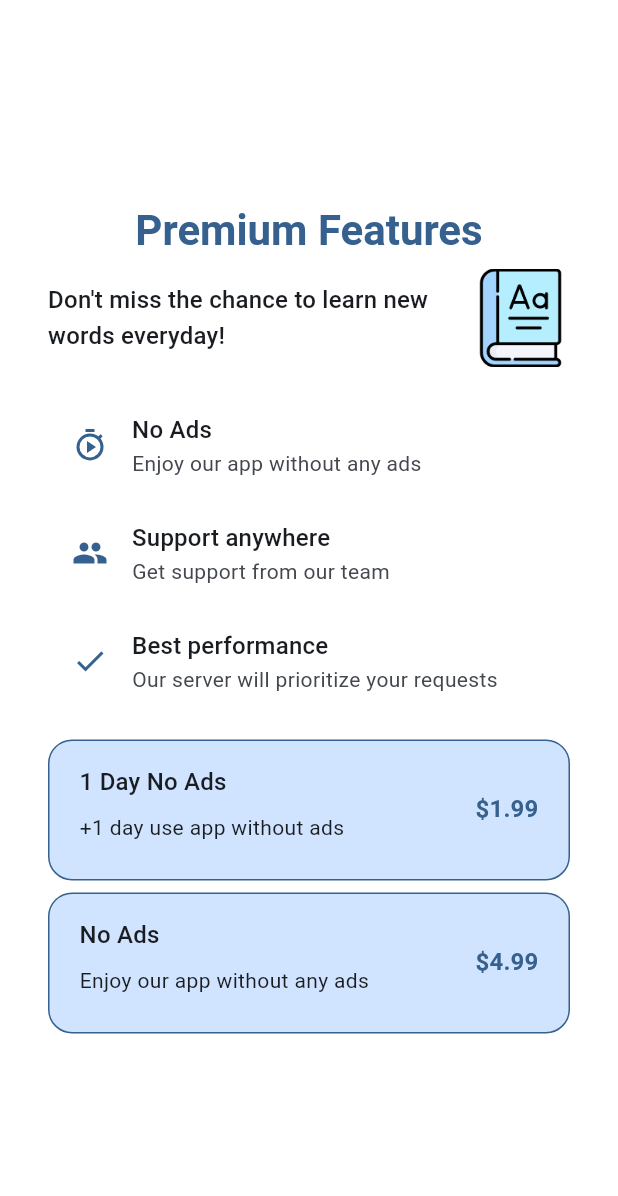
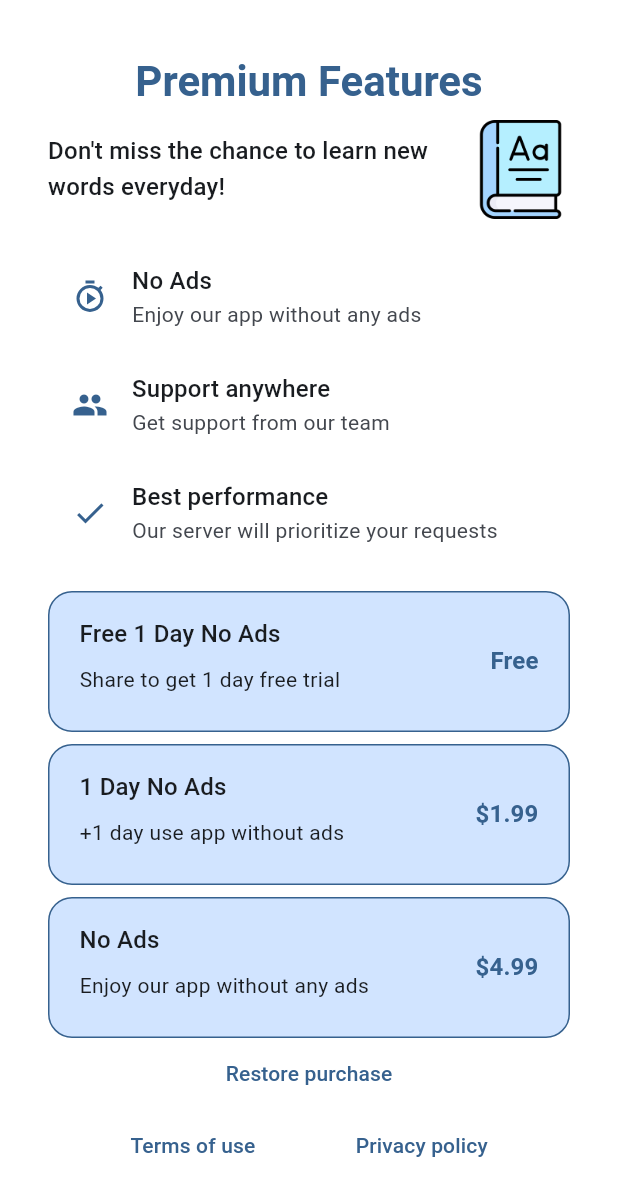
Before and after one commit to thanhlongzzz/grammar_polisher, a Flutter app: the PaywallDialog widget shown alone on an empty page, opened directly, on a phone screen of 412 x 824 dp. Shown: the top 1196 px of the screen. Run offline on Flutter 3.47's test engine with Material 3 defaults, Android fonts, the phone set to English and light mode, and no system bars; our stand-ins replace audioplayers, bloc, connectivity_plus, dartz, dio, firebase_analytics and 20 more; missing offline and left inert: amplitude_flutter, app_settings, flash_card, swipeable_page_route; accounts and stored records are empty; generated files the repository leaves out were written again; statements that could not run were skipped; project files that could hold a hidden picture were left out.

Commit message:
feat: share

```diff
--- a/lib/ui/blocs/iap/iap_bloc.dart
+++ b/lib/ui/blocs/iap/iap_bloc.dart
@@ -120,7 +120,7 @@ class IapBloc extends Bloc<IapEvent, IapState> {
   _onPurchaseProduct(_PurchaseProduct event, Emitter<IapState> emit) async {
     debugPrint('IapBloc -> _onPurchaseProduct -> purchasing: ${event.id}');
     emit(state.copyWith(isLoading: true));
-    if (appFlavor != 'production') {
+    if (appFlavor != 'production' || event.isFree) {
       await Future.delayed(const Duration(seconds: 3));
       _processPurchase(event.id);
       return;
--- a/lib/ui/blocs/iap/iap_event.dart
+++ b/lib/ui/blocs/iap/iap_event.dart
@@ -4,6 +4,6 @@ part of 'iap_bloc.dart';
 class IapEvent with _$IapEvent {
   const factory IapEvent.listenForPurchases() = _ListenForPurchases;
   const factory IapEvent.restorePurchases() = _RestorePurchases;
-  const factory IapEvent.purchaseProduct(String id) = _PurchaseProduct;
+  const factory IapEvent.purchaseProduct(String id, {@Default(false) bool isFree}) = _PurchaseProduct;
   const factory IapEvent.emitState(IapState state) = _EmitState;
 }
--- a/lib/ui/commons/paywall_dialog.dart
+++ b/lib/ui/commons/paywall_dialog.dart
@@ -1,10 +1,15 @@
+import 'package:amplitude_flutter/amplitude.dart';
+import 'package:amplitude_flutter/events/base_event.dart';
 import 'package:flutter/material.dart';
 import 'package:flutter_bloc/flutter_bloc.dart';
-import 'package:flutter_svg/flutter_svg.dart';
 import 'package:go_router/go_router.dart';
 import 'package:grammar_polisher/utils/extensions/list_extension.dart';
+import 'package:share_plus/share_plus.dart';
+import 'package:url_launcher/url_launcher.dart';
 
+import '../../configs/di.dart';
 import '../../generated/assets.dart';
+import '../../utils/global_values.dart';
 import '../blocs/iap/iap_bloc.dart';
 import 'paywall_button.dart';
 import 'paywall_page.dart';
@@ -19,6 +24,7 @@ class PaywallDialog extends StatefulWidget {
 class _PaywallDialogState extends State<PaywallDialog> {
   static const primaryId = String.fromEnvironment("PRIMARY_PRODUCT_ID");
   static const secondaryId = String.fromEnvironment("SECONDARY_PRODUCT_ID");
+  final _amplitude = DI().sl<Amplitude>();
 
   @override
   Widget build(BuildContext context) {
@@ -65,11 +71,35 @@ class _PaywallDialogState extends State<PaywallDialog> {
                 ),
                 PaywallPage(),
                 SizedBox(height: 2 * spacing),
+                if (!GlobalValues.isShowFreeTrial) PaywallButton(
+                  name: "Free 1 Day No Ads",
+                  description: "Share to get 1 day free trial",
+                  price: "Free",
+                  onTap: () async {
+                    _amplitude.track(BaseEvent('paywall_dialog_share'));
+                    final result = await Share.share(
+                      '''🚀 Master English with 6000 Oxford Words! 📚✨
+Boost your vocabulary with:
+  ✅ 6000 Oxford Words – Learn essential English words
+  ✅ Flashcards – Easy and effective memorization
+  ✅ Notification Reminders – Never miss a learning session
+Start your journey to fluent English today! 🔥📖
+👉 ${const String.fromEnvironment("APP_URL")}''',
+                    );
+                    if (result.status == ShareResultStatus.success && context.mounted) {
+                      GlobalValues.isShowFreeTrial = true;
+                      context.read<IapBloc>().add(IapEvent.purchaseProduct(secondaryId, isFree: true));
+                      context.pop();
+                    }
+                  },
+                ),
+                SizedBox(height: spacing),
                 PaywallButton(
                   name: "1 Day No Ads",
                   description: "+1 day use app without ads",
                   price: secondaryPrice,
                   onTap: () {
+                    _amplitude.track(BaseEvent('paywall_dialog_purchase_product'));
                     context.read<IapBloc>().add(IapEvent.purchaseProduct(secondaryId));
                     context.pop();
                   },
@@ -80,9 +110,18 @@ class _PaywallDialogState extends State<PaywallDialog> {
                   description: "Enjoy our app without any ads",
                   price: primaryPrice,
                   onTap: () {
+                    _amplitude.track(BaseEvent('paywall_dialog_purchase_product'));
                     context.read<IapBloc>().add(IapEvent.purchaseProduct(primaryId));
                     context.pop();
                   },
+                ),
+                TextButton(onPressed: () => _onRestorePurchase(context), child: Text("Restore purchase")),
+                Row(
+                  mainAxisAlignment: MainAxisAlignment.spaceEvenly,
+                  children: [
+                    TextButton(onPressed: _openTermsOfUse, child: Text("Terms of use")),
+                    TextButton(onPressed: _openPrivacyPolicy, child: Text("Privacy policy")),
+                  ],
                 ),
               ],
             ),
@@ -91,4 +130,32 @@ class _PaywallDialogState extends State<PaywallDialog> {
       },
     );
   }
+
+  @override
+  void initState() {
+    super.initState();
+    _amplitude.track(BaseEvent('paywall_dialog_open'));
+  }
+
+  @override
+  void dispose() {
+    _amplitude.track(BaseEvent('paywall_dialog_close'));
+    super.dispose();
+  }
+
+  void _openTermsOfUse() async {
+    final termsOfUseUrl = const String.fromEnvironment("TERMS_OF_USE_URL");
+    await launchUrl(Uri.parse(termsOfUseUrl));
+  }
+
+  void _openPrivacyPolicy() async {
+    final privacyPolicyUrl = const String.fromEnvironment("PRIVACY_POLICY_URL");
+    await launchUrl(Uri.parse(privacyPolicyUrl));
+  }
+
+  void _onRestorePurchase(BuildContext context) {
+    context.read<IapBloc>().add(IapEvent.restorePurchases());
+    _amplitude.track(BaseEvent('paywall_dialog_restore_purchase'));
+    context.pop();
+  }
 }
--- a/lib/utils/global_values.dart
+++ b/lib/utils/global_values.dart
@@ -8,6 +8,7 @@ class GlobalValues {
   static const isShowOnboardingKey = 'isShowOnboarding';
   static const boughtNoAdsTimeKey = 'boughtNoAds';
   static const lastReviewTimeKey = 'lastPolishTime';
+  static const isShowFreeTrialKey = 'isShowFreeTrial';
 
   static SharedPreferences? _sharedPreferences;
 
@@ -53,4 +54,9 @@ class GlobalValues {
   static Future<bool>? setLastReviewTime(DateTime value) {
     return _sharedPreferences?.setInt(lastReviewTimeKey, value.millisecondsSinceEpoch);
   }
+
+  static bool get isShowFreeTrial => _sharedPreferences?.getBool(isShowFreeTrialKey) ?? false;
+  static set isShowFreeTrial(bool value) {
+    _sharedPreferences?.setBool(isShowFreeTrialKey, value);
+  }
 }
--- a/pubspec.yaml
+++ b/pubspec.yaml
@@ -67,6 +67,7 @@ dependencies:
   smooth_page_indicator: ^1.2.0+3
   in_app_purchase: ^3.2.1
   lottie: ^3.3.1
+  share_plus: ^10.1.4
 
 dev_dependencies:
   flutter_test:
```
Also changed, not shown: pubspec.lock.
